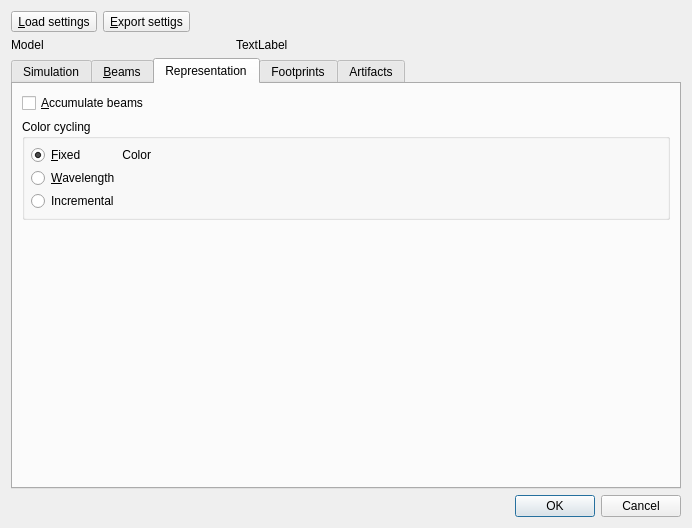
This is RZGUI/SimulationPropertiesDialog.ui in HARMONI-CAB/RayZaler as Qt 5 draws it before an edit. The edited form follows.
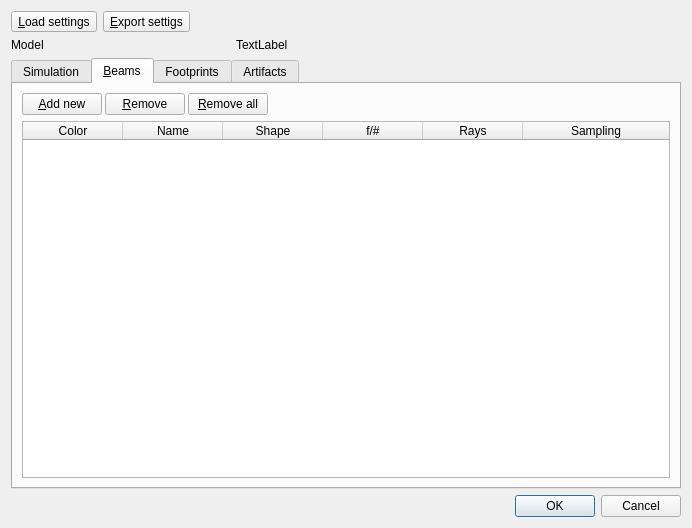
This is the edited form. The open tabs and pages were chosen to show the change.

Commit message: Create new beam states and make the whole beam UI functional

What changed in the file:
```diff
--- a/RZGUI/SimulationPropertiesDialog.ui
+++ b/RZGUI/SimulationPropertiesDialog.ui
@@ -409,113 +409,6 @@
        </item>
       </layout>
      </widget>
-     <widget class="QWidget" name="tab_5">
-      <attribute name="title">
-       <string>Representation</string>
-      </attribute>
-      <layout class="QGridLayout" name="gridLayout_11">
-       <item row="2" column="0">
-        <spacer name="verticalSpacer_4">
-         <property name="orientation">
-          <enum>Qt::Vertical</enum>
-         </property>
-         <property name="sizeHint" stdset="0">
-          <size>
-           <width>20</width>
-           <height>131</height>
-          </size>
-         </property>
-        </spacer>
-       </item>
-       <item row="1" column="0">
-        <widget class="QGroupBox" name="groupBox">
-         <property name="title">
-          <string>Color cycling</string>
-         </property>
-         <layout class="QGridLayout" name="colorCycleLayout">
-          <property name="leftMargin">
-           <number>6</number>
-          </property>
-          <property name="topMargin">
-           <number>6</number>
-          </property>
-          <property name="rightMargin">
-           <number>6</number>
-          </property>
-          <property name="bottomMargin">
-           <number>6</number>
-          </property>
-          <property name="spacing">
-           <number>3</number>
-          </property>
-          <item row="0" column="1">
-           <widget class="QLabel" name="label_13">
-            <property name="text">
-             <string>Color</string>
-            </property>
-            <property name="alignment">
-             <set>Qt::AlignRight|Qt::AlignTrailing|Qt::AlignVCenter</set>
-            </property>
-           </widget>
-          </item>
-          <item row="0" column="0">
-           <widget class="QRadioButton" name="fixedColorRadio">
-            <property name="text">
-             <string>&amp;Fixed</string>
-            </property>
-            <property name="checked">
-             <bool>true</bool>
-            </property>
-            <attribute name="buttonGroup">
-             <string notr="true">buttonGroup</string>
-            </attribute>
-           </widget>
-          </item>
-          <item row="2" column="0">
-           <widget class="QRadioButton" name="incrementalColorRadio">
-            <property name="text">
-             <string>Incremental</string>
-            </property>
-            <attribute name="buttonGroup">
-             <string notr="true">buttonGroup</string>
-            </attribute>
-           </widget>
-          </item>
-          <item row="0" column="2">
-           <spacer name="horizontalSpacer_2">
-            <property name="orientation">
-             <enum>Qt::Horizontal</enum>
-            </property>
-            <property name="sizeHint" stdset="0">
-             <size>
-              <width>40</width>
-              <height>20</height>
-             </size>
-            </property>
-           </spacer>
-          </item>
-          <item row="1" column="0">
-           <widget class="QRadioButton" name="wlColorRadio">
-            <property name="text">
-             <string>&amp;Wavelength</string>
-            </property>
-            <attribute name="buttonGroup">
-             <string notr="true">buttonGroup</string>
-            </attribute>
-           </widget>
-          </item>
-         </layout>
-        </widget>
-       </item>
-       <item row="0" column="0">
-        <widget class="QCheckBox" name="accumCheck">
-         <property name="text">
-          <string>&amp;Accumulate beams</string>
-         </property>
-        </widget>
-       </item>
-      </layout>
-     </widget>
      <widget class="QWidget" name="tab">
       <attribute name="title">
        <string>Footprints</string>
```
The commit also changes 9 other files.
